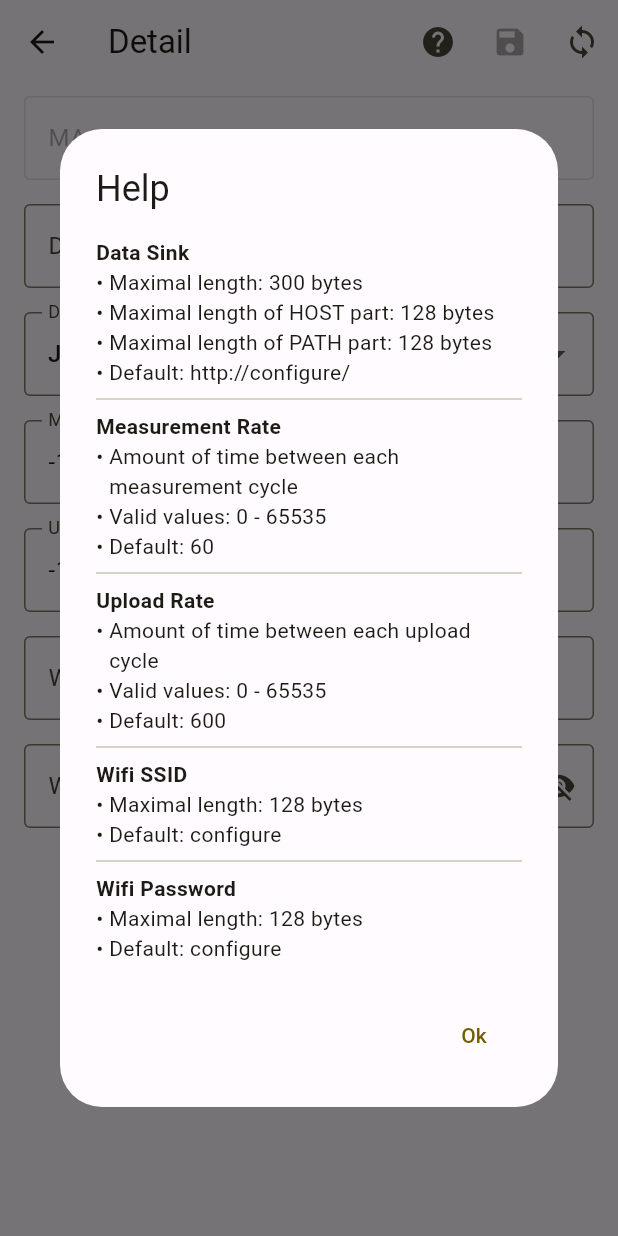
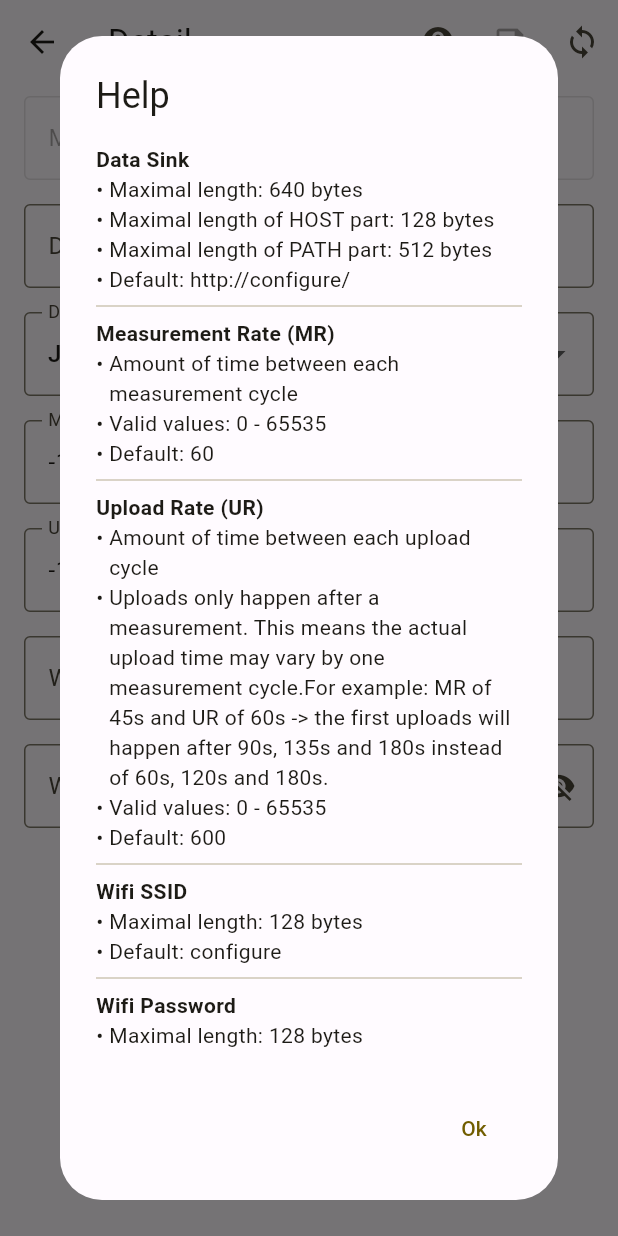
Before and after one commit to mbuelowdev/weather_station_companion, a Flutter app: the DetailPage screen opened directly with empty values, after a tap on the "help" icon, on a phone screen of 412 x 824 dp. Run offline on Flutter 3.47's test engine with Material 3 defaults, Android fonts, the phone set to English and light mode, and no system bars; our stand-ins replace bloc, equatable, flutter_bloc, flutter_blue_plus, get_it, logger and 1 more.

Commit message:
add documentation and correct field limiter

```diff
--- a/lib/feature/detail/ui/page.dart
+++ b/lib/feature/detail/ui/page.dart
@@ -131,7 +131,7 @@ class _DetailPageState extends State<DetailPage> {
                 label: Text('Data sink'),
               ),
               inputFormatters: [
-                LengthLimitingTextInputFormatter(300),
+                ByteSizeLimit(640),
               ],
             ),
           ),
@@ -253,18 +253,20 @@ class _DetailPageState extends State<DetailPage> {
             child: Column(
               children: [
                 InfoDialogTitleRow('Data Sink'),
-                InfoDialogDescriptionRow('Maximal length: 300 bytes'),
+                InfoDialogDescriptionRow('Maximal length: 640 bytes'),
                 InfoDialogDescriptionRow('Maximal length of HOST part: 128 bytes'),
-                InfoDialogDescriptionRow('Maximal length of PATH part: 128 bytes'),
+                InfoDialogDescriptionRow('Maximal length of PATH part: 512 bytes'),
                 InfoDialogDescriptionRow('Default: http://configure/'),
                 Divider(),
-                InfoDialogTitleRow('Measurement Rate'),
+                InfoDialogTitleRow('Measurement Rate (MR)'),
                 InfoDialogDescriptionRow('Amount of time between each measurement cycle'),
                 InfoDialogDescriptionRow('Valid values: 0 - 65535'),
                 InfoDialogDescriptionRow('Default: 60'),
                 Divider(),
-                InfoDialogTitleRow('Upload Rate'),
+                InfoDialogTitleRow('Upload Rate (UR)'),
                 InfoDialogDescriptionRow('Amount of time between each upload cycle'),
+                InfoDialogDescriptionRow('Uploads only happen after a measurement. This means the actual upload time may vary by one measurement cycle.'
+                    'For example: MR of 45s and UR of 60s -> the first uploads will happen after 90s, 135s and 180s instead of 60s, 120s and 180s.'),
                 InfoDialogDescriptionRow('Valid values: 0 - 65535'),
                 InfoDialogDescriptionRow('Default: 600'),
                 Divider(),
@@ -289,3 +291,14 @@ class _DetailPageState extends State<DetailPage> {
     );
   }
 }
+
+class ByteSizeLimit extends TextInputFormatter {
+  final int sizeLimit;
+
+  ByteSizeLimit(this.sizeLimit);
+
+  @override
+  TextEditingValue formatEditUpdate(TextEditingValue oldValue, TextEditingValue newValue) {
+    return newValue.text.length > sizeLimit ? oldValue : newValue;
+  }
+}
```
